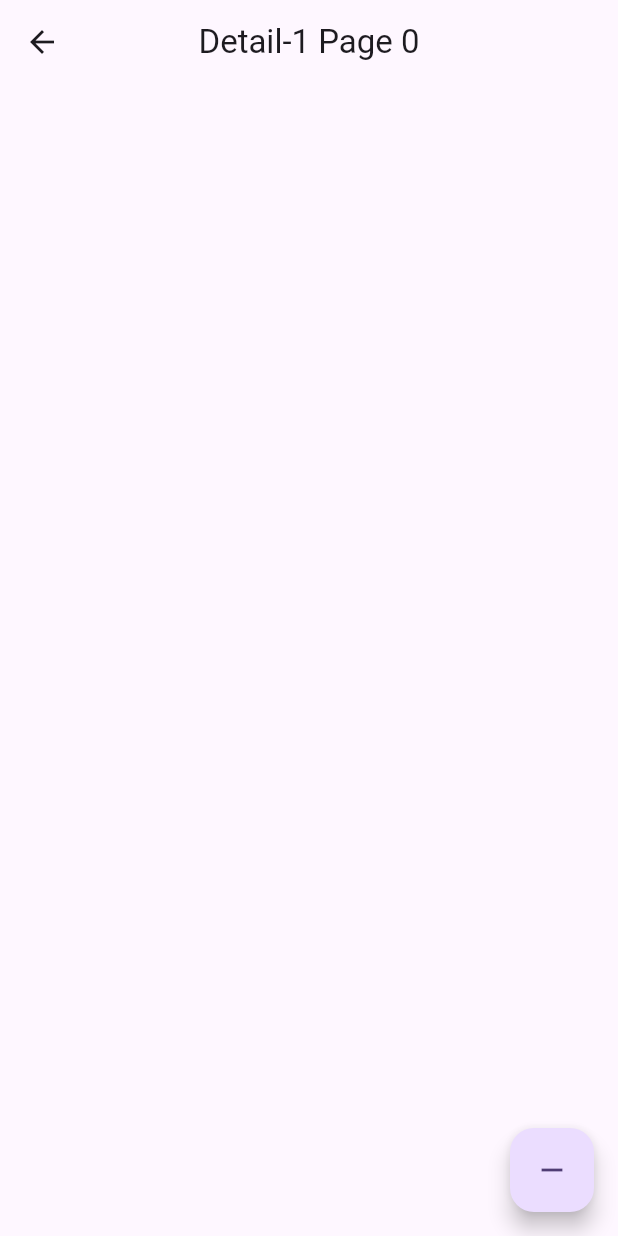
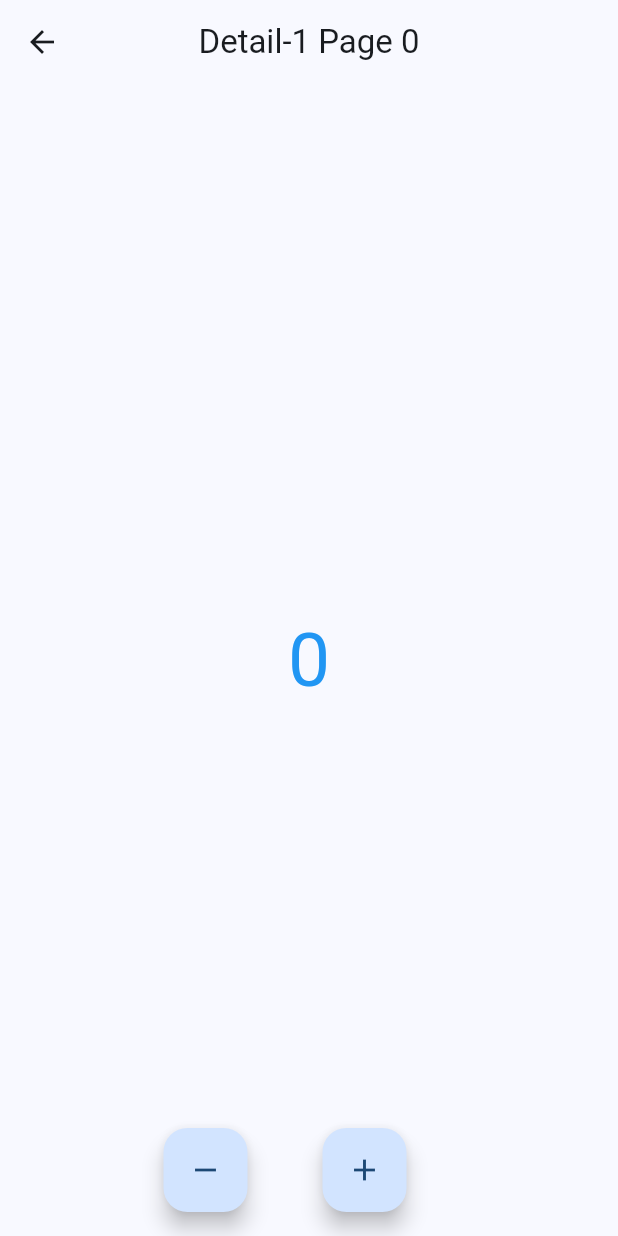
Before and after one commit to Samara1404/bloc_counter_app, a Flutter app: the screen it shows after launch, after a tap on "Go detail", on a phone screen of 412 x 824 dp. Run offline on Flutter 3.47's test engine with Material 3 defaults, Android fonts, the phone set to English and light mode, and no system bars; our stand-ins replace flutter_bloc.

Commit message:
finish bloc counter app

```diff
--- a/lib/example1/app.dart
+++ b/lib/example1/app.dart
@@ -10,10 +10,10 @@ class MyApp extends StatelessWidget {
   Widget build(BuildContext context) {
     return MaterialApp(
       debugShowCheckedModeBanner: false,
-      title: 'Flutter Demo',
+      title: 'bloc Counter',
       theme: ThemeData(
 
-        colorScheme: ColorScheme.fromSeed(seedColor: Colors.deepPurple),
+        colorScheme: ColorScheme.fromSeed(seedColor: Color.fromARGB(255, 26, 140, 234)),
         useMaterial3: true,
       ),
       home: const MyHomePage(title: 'Flutter Demo Home Page'),
--- a/lib/example1/detail_page.dart
+++ b/lib/example1/detail_page.dart
@@ -16,10 +16,25 @@ class _Detail1PageState extends State<DetailPage> {
       centerTitle: true,
       leading: IconButton(onPressed: (){Navigator.pop(context, widget.count);},
       icon: const Icon(Icons.arrow_back)),),
-      floatingActionButton: FloatingActionButton(onPressed: (){setState(() {
-        widget.count--;
-      });},
-      child: const Icon(Icons.remove),),
+      body: Center(child:  Text(
+              '${widget.count}',
+              style: const TextStyle(fontSize: 50, color: Colors.blue),
+            ),),
+      floatingActionButton: Row(
+        mainAxisAlignment: MainAxisAlignment.center,
+        children: [
+          FloatingActionButton(onPressed: (){setState(() {
+            widget.count--;
+          });},
+          child: const Icon(Icons.remove),),
+          const SizedBox(width: 50),
+          FloatingActionButton(onPressed: (){setState(() {
+            widget.count++;
+          });},
+          child: const Icon(Icons.add),
+          ),
+        ],
+      ),
     );
   }
 }
--- a/lib/example1/home_page.dart
+++ b/lib/example1/home_page.dart
@@ -33,13 +33,18 @@ class _MyHomePageState extends State<MyHomePage> {
   Widget build(BuildContext context) {
 
     return Scaffold(
+      backgroundColor: Color.fromARGB(255, 119, 129, 225),
+
       appBar: AppBar(
+        centerTitle: true,
 
-        backgroundColor: Theme.of(context).colorScheme.inversePrimary,
+        backgroundColor: Colors.blue[200],
 
-        title: Text(widget.title),
+        title: Text('Bloc Counter App',style: TextStyle(color: Color.fromARGB(255, 243, 234, 234),fontSize: 26, fontWeight: FontWeight.w600),),
       ),
+
       body: Center(
+
 
         child: Column(
 
@@ -60,7 +65,7 @@ class _MyHomePageState extends State<MyHomePage> {
               });
             }
             ,
-             child: Text('Go detail'))
+             child: const Text('Go detail'))
           ],
         ),
       ),
@@ -72,7 +77,7 @@ class _MyHomePageState extends State<MyHomePage> {
             tooltip: 'Increment',
             child: const Icon(Icons.remove),
           ),
-          SizedBox(width: 50),
+          const SizedBox(width: 50),
           FloatingActionButton(
             onPressed: _incrementCounter,
             tooltip: 'Increment',
--- a/lib/main.dart
+++ b/lib/main.dart
@@ -1,4 +1,5 @@
 import 'package:bloc_counter_app/example1/app.dart';
+import 'package:bloc_counter_app/example2/app2.dart';
 import 'package:bloc_counter_app/example2/app2.dart';
 import 'package:flutter/material.dart';
 
```
Also changed, not shown: lib/example2/detail2.dart (+45 -0 lines), lib/example2/home_page2.dart (+10 -3 lines), lib/image/winter.jpg (added), 1 other file.
